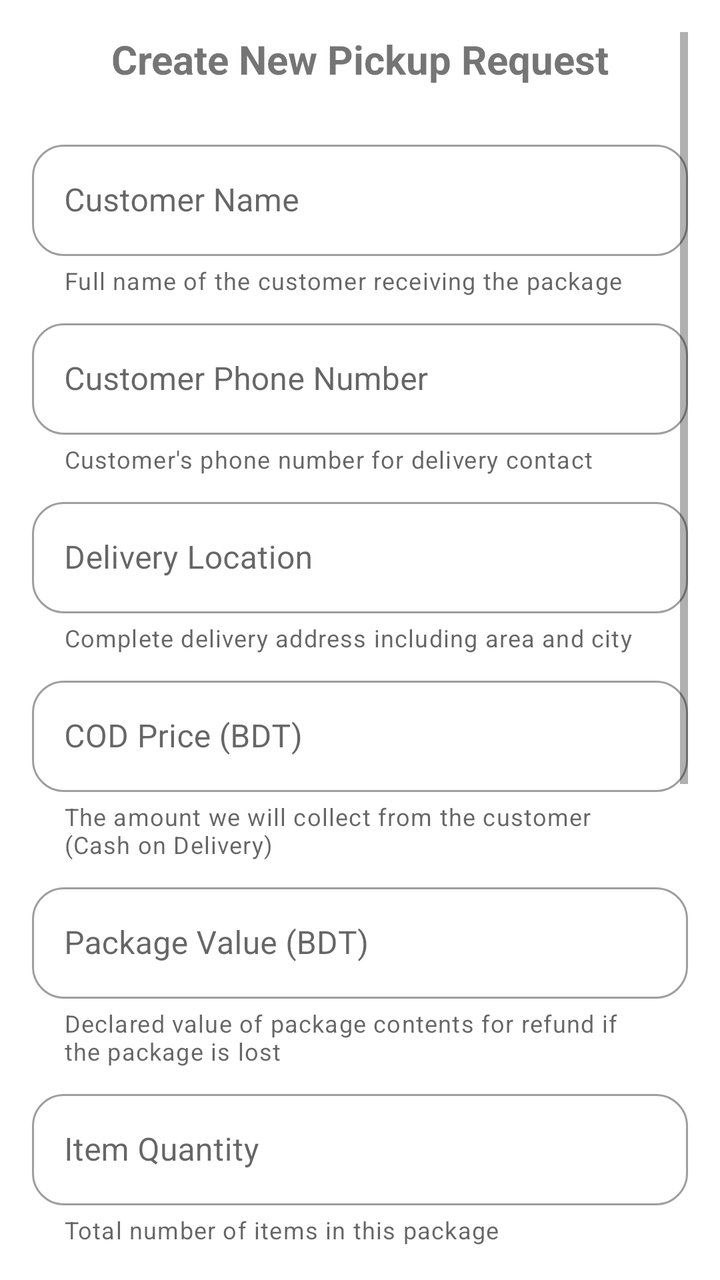
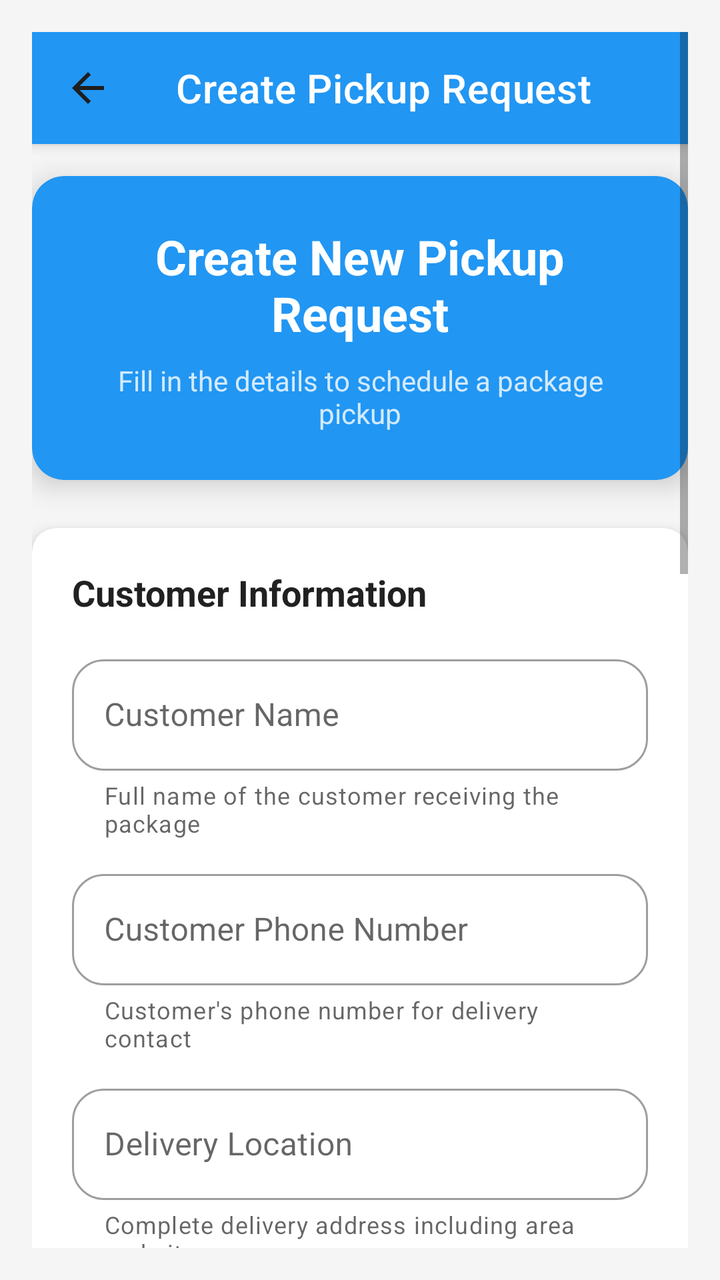

Compare the two renders of this Android layout. The source of the first and the diff that turns it into the second are given below.
<!-- AndroidManifest.xml: application theme Theme.A1Logistics -->
<!-- res/layout/activity_create_pickup.xml -->
<?xml version="1.0" encoding="utf-8"?>
<ScrollView xmlns:android="http://schemas.android.com/apk/res/android"
    xmlns:app="http://schemas.android.com/apk/res-auto"
    android:layout_width="match_parent"
    android:layout_height="match_parent"
    android:padding="16dp">

    <LinearLayout
        android:layout_width="match_parent"
        android:layout_height="wrap_content"
        android:orientation="vertical">

        <TextView
            android:layout_width="match_parent"
            android:layout_height="wrap_content"
            android:text="Create New Pickup Request"
            android:textSize="20sp"
            android:textStyle="bold"
            android:gravity="center"
            android:layout_marginBottom="24dp"/>

        <com.google.android.material.textfield.TextInputLayout
            android:layout_width="match_parent"
            android:layout_height="wrap_content"
            style="@style/Widget.MaterialComponents.TextInputLayout.OutlinedBox"
            android:layout_marginBottom="8dp"
            app:helperText="Full name of the customer receiving the package"
            app:helperTextEnabled="true">

            <com.google.android.material.textfield.TextInputEditText
                android:id="@+id/customerNameEditText"
                android:layout_width="match_parent"
                android:layout_height="wrap_content"
                android:hint="Customer Name"
                android:inputType="textCapWords"/>
        </com.google.android.material.textfield.TextInputLayout>

        <com.google.android.material.textfield.TextInputLayout
            android:layout_width="match_parent"
            android:layout_height="wrap_content"
            style="@style/Widget.MaterialComponents.TextInputLayout.OutlinedBox"
            android:layout_marginBottom="8dp"
            app:helperText="Customer's phone number for delivery contact"
            app:helperTextEnabled="true">

            <com.google.android.material.textfield.TextInputEditText
                android:id="@+id/customerNumberEditText"
                android:layout_width="match_parent"
                android:layout_height="wrap_content"
                android:hint="Customer Phone Number"
                android:inputType="phone"/>
        </com.google.android.material.textfield.TextInputLayout>

        <com.google.android.material.textfield.TextInputLayout
            android:layout_width="match_parent"
            android:layout_height="wrap_content"
            style="@style/Widget.MaterialComponents.TextInputLayout.OutlinedBox"
            android:layout_marginBottom="8dp"
            app:helperText="Complete delivery address including area and city"
            app:helperTextEnabled="true">

            <com.google.android.material.textfield.TextInputEditText
                android:id="@+id/deliveryLocationEditText"
                android:layout_width="match_parent"
                android:layout_height="wrap_content"
                android:hint="Delivery Location"
                android:inputType="textCapWords"/>
        </com.google.android.material.textfield.TextInputLayout>

        <com.google.android.material.textfield.TextInputLayout
            android:layout_width="match_parent"
            android:layout_height="wrap_content"
            style="@style/Widget.MaterialComponents.TextInputLayout.OutlinedBox"
            android:layout_marginBottom="8dp"
            app:helperText="The amount we will collect from the customer (Cash on Delivery)"
            app:helperTextEnabled="true">

            <com.google.android.material.textfield.TextInputEditText
                android:id="@+id/codPriceEditText"
                android:layout_width="match_parent"
                android:layout_height="wrap_content"
                android:hint="COD Price (BDT)"
                android:inputType="numberDecimal"/>
        </com.google.android.material.textfield.TextInputLayout>

        <com.google.android.material.textfield.TextInputLayout
            android:layout_width="match_parent"
            android:layout_height="wrap_content"
            style="@style/Widget.MaterialComponents.TextInputLayout.OutlinedBox"
            android:layout_marginBottom="8dp"
            app:helperText="Declared value of package contents for refund if the package is lost"
            app:helperTextEnabled="true">

            <com.google.android.material.textfield.TextInputEditText
                android:id="@+id/packageValueEditText"
                android:layout_width="match_parent"
                android:layout_height="wrap_content"
                android:hint="Package Value (BDT)"
                android:inputType="numberDecimal"/>
        </com.google.android.material.textfield.TextInputLayout>

        <com.google.android.material.textfield.TextInputLayout
            android:layout_width="match_parent"
            android:layout_height="wrap_content"
            style="@style/Widget.MaterialComponents.TextInputLayout.OutlinedBox"
            android:layout_marginBottom="8dp"
            app:helperText="Total number of items in this package"
            app:helperTextEnabled="true">

            <com.google.android.material.textfield.TextInputEditText
                android:id="@+id/itemQuantityEditText"
                android:layout_width="match_parent"
                android:layout_height="wrap_content"
                android:hint="Item Quantity"
                android:inputType="number"/>
        </com.google.android.material.textfield.TextInputLayout>

        <com.google.android.material.textfield.TextInputLayout
            android:layout_width="match_parent"
            android:layout_height="wrap_content"
            style="@style/Widget.MaterialComponents.TextInputLayout.OutlinedBox"
            android:layout_marginBottom="8dp"
            app:helperText="Description of package contents and any special instructions"
            app:helperTextEnabled="true">

            <com.google.android.material.textfield.TextInputEditText
                android:id="@+id/packageDetailsEditText"
                android:layout_width="match_parent"
                android:layout_height="wrap_content"
                android:hint="Package Details"
                android:inputType="textMultiLine"
                android:minLines="3"/>
        </com.google.android.material.textfield.TextInputLayout>

        <com.google.android.material.textfield.TextInputLayout
            android:layout_width="match_parent"
            android:layout_height="wrap_content"
            style="@style/Widget.MaterialComponents.TextInputLayout.OutlinedBox"
            android:layout_marginBottom="16dp"
            app:helperText="Approximate weight in kilograms (including packaging)"
            app:helperTextEnabled="true">

            <com.google.android.material.textfield.TextInputEditText
                android:id="@+id/weightEditText"
                android:layout_width="match_parent"
                android:layout_height="wrap_content"
                android:hint="Package Weight (KG)"
                android:inputType="numberDecimal"/>
        </com.google.android.material.textfield.TextInputLayout>

        <com.google.android.material.textfield.TextInputLayout
            android:layout_width="match_parent"
            android:layout_height="wrap_content"
            style="@style/Widget.MaterialComponents.TextInputLayout.OutlinedBox"
            android:layout_marginBottom="8dp"
            app:helperText="Your business address where we'll pick up the package"
            app:helperTextEnabled="true">

            <com.google.android.material.textfield.TextInputEditText
                android:id="@+id/pickupLocationEditText"
                android:layout_width="match_parent"
                android:layout_height="wrap_content"
                android:hint="Pickup Location"
                android:inputType="textCapWords"/>
        </com.google.android.material.textfield.TextInputLayout>

        <Button
            android:id="@+id/submitButton"
            android:layout_width="match_parent"
            android:layout_height="wrap_content"
            android:text="Submit Pickup Request"
            style="@style/Widget.MaterialComponents.Button"/>
    </LinearLayout>
</ScrollView>
<!-- resources referenced by this layout -->
<resources>
  <style name="Theme.A1Logistics" parent="Theme.MaterialComponents.DayNight.NoActionBar">
          
          <item name="colorPrimary">@color/sunshine_yellow</item>
          <item name="colorPrimaryVariant">@color/mustard_yellow</item>
          <item name="colorOnPrimary">@color/black</item>
          
          <item name="colorSecondary">@color/soft_peach</item>
          <item name="colorSecondaryVariant">@color/coral</item>
          <item name="colorOnSecondary">@color/black</item>
          
          <item name="android:statusBarColor">@color/mustard_yellow</item>
          
          <item name="textInputStyle">@style/CuteTextInputStyle</item>
          <item name="materialButtonStyle">@style/CuteButtonStyle</item>
          <item name="android:fontFamily">sans-serif</item> 
          <item name="fontFamily">@font/roboto</item> 
      </style>
  <color name="sunshine_yellow">#FFEB3B</color>
  <color name="mustard_yellow">#FFD600</color>
  <color name="black">#1A1A1A</color>
  <color name="soft_peach">#FFCCBC</color>
  <color name="coral">#FF8A65</color>
  <style name="CuteTextInputStyle" parent="Widget.MaterialComponents.TextInputLayout.OutlinedBox">
          <item name="boxStrokeColor">@color/sunshine_yellow</item>
          <item name="hintTextColor">@color/mustard_yellow</item>
          <item name="boxCornerRadiusTopStart">16dp</item>
          <item name="boxCornerRadiusTopEnd">16dp</item>
          <item name="boxCornerRadiusBottomStart">16dp</item>
          <item name="boxCornerRadiusBottomEnd">16dp</item>
      </style>
  <style name="CuteButtonStyle" parent="Widget.MaterialComponents.Button">
          <item name="backgroundTint">@color/sunshine_yellow</item>
          <item name="cornerRadius">20dp</item>
          <item name="android:textColor">@color/black</item>
      </style>
</resources>

<!-- the commit's change to res/layout/activity_create_pickup.xml (unified diff, before → after) -->
@@ -3,172 +3,342 @@
     xmlns:app="http://schemas.android.com/apk/res-auto"
     android:layout_width="match_parent"
     android:layout_height="match_parent"
+    android:background="@color/background"
     android:padding="16dp">
 
     <LinearLayout
         android:layout_width="match_parent"
         android:layout_height="wrap_content"
         android:orientation="vertical">
-
-        <TextView
-            android:layout_width="match_parent"
-            android:layout_height="wrap_content"
-            android:text="Create New Pickup Request"
-            android:textSize="20sp"
-            android:textStyle="bold"
-            android:gravity="center"
-            android:layout_marginBottom="24dp"/>
-
-        <com.google.android.material.textfield.TextInputLayout
-            android:layout_width="match_parent"
-            android:layout_height="wrap_content"
-            style="@style/Widget.MaterialComponents.TextInputLayout.OutlinedBox"
-            android:layout_marginBottom="8dp"
-            app:helperText="Full name of the customer receiving the package"
-            app:helperTextEnabled="true">
-
-            <com.google.android.material.textfield.TextInputEditText
-                android:id="@+id/customerNameEditText"
-                android:layout_width="match_parent"
-                android:layout_height="wrap_content"
-                android:hint="Customer Name"
-                android:inputType="textCapWords"/>
-        </com.google.android.material.textfield.TextInputLayout>
-
-        <com.google.android.material.textfield.TextInputLayout
-            android:layout_width="match_parent"
-            android:layout_height="wrap_content"
-            style="@style/Widget.MaterialComponents.TextInputLayout.OutlinedBox"
-            android:layout_marginBottom="8dp"
-            app:helperText="Customer's phone number for delivery contact"
-            app:helperTextEnabled="true">
-
-            <com.google.android.material.textfield.TextInputEditText
-                android:id="@+id/customerNumberEditText"
-                android:layout_width="match_parent"
-                android:layout_height="wrap_content"
-                android:hint="Customer Phone Number"
-                android:inputType="phone"/>
-        </com.google.android.material.textfield.TextInputLayout>
-
-        <com.google.android.material.textfield.TextInputLayout
-            android:layout_width="match_parent"
-            android:layout_height="wrap_content"
-            style="@style/Widget.MaterialComponents.TextInputLayout.OutlinedBox"
-            android:layout_marginBottom="8dp"
-            app:helperText="Complete delivery address including area and city"
-            app:helperTextEnabled="true">
-
-            <com.google.android.material.textfield.TextInputEditText
-                android:id="@+id/deliveryLocationEditText"
-                android:layout_width="match_parent"
-                android:layout_height="wrap_content"
-                android:hint="Delivery Location"
-                android:inputType="textCapWords"/>
-        </com.google.android.material.textfield.TextInputLayout>
-
-        <com.google.android.material.textfield.TextInputLayout
-            android:layout_width="match_parent"
-            android:layout_height="wrap_content"
-            style="@style/Widget.MaterialComponents.TextInputLayout.OutlinedBox"
-            android:layout_marginBottom="8dp"
-            app:helperText="The amount we will collect from the customer (Cash on Delivery)"
-            app:helperTextEnabled="true">
-
-            <com.google.android.material.textfield.TextInputEditText
-                android:id="@+id/codPriceEditText"
-                android:layout_width="match_parent"
-                android:layout_height="wrap_content"
-                android:hint="COD Price (BDT)"
-                android:inputType="numberDecimal"/>
-        </com.google.android.material.textfield.TextInputLayout>
-
-        <com.google.android.material.textfield.TextInputLayout
-            android:layout_width="match_parent"
-            android:layout_height="wrap_content"
-            style="@style/Widget.MaterialComponents.TextInputLayout.OutlinedBox"
-            android:layout_marginBottom="8dp"
-            app:helperText="Declared value of package contents for refund if the package is lost"
-            app:helperTextEnabled="true">
-
-            <com.google.android.material.textfield.TextInputEditText
-                android:id="@+id/packageValueEditText"
-                android:layout_width="match_parent"
-                android:layout_height="wrap_content"
-                android:hint="Package Value (BDT)"
-                android:inputType="numberDecimal"/>
-        </com.google.android.material.textfield.TextInputLayout>
-
-        <com.google.android.material.textfield.TextInputLayout
-            android:layout_width="match_parent"
-            android:layout_height="wrap_content"
-            style="@style/Widget.MaterialComponents.TextInputLayout.OutlinedBox"
-            android:layout_marginBottom="8dp"
-            app:helperText="Total number of items in this package"
-            app:helperTextEnabled="true">
-
-            <com.google.android.material.textfield.TextInputEditText
-                android:id="@+id/itemQuantityEditText"
-                android:layout_width="match_parent"
-                android:layout_height="wrap_content"
-                android:hint="Item Quantity"
-                android:inputType="number"/>
-        </com.google.android.material.textfield.TextInputLayout>
-
-        <com.google.android.material.textfield.TextInputLayout
-            android:layout_width="match_parent"
-            android:layout_height="wrap_content"
-            style="@style/Widget.MaterialComponents.TextInputLayout.OutlinedBox"
-            android:layout_marginBottom="8dp"
-            app:helperText="Description of package contents and any special instructions"
-            app:helperTextEnabled="true">
-
-            <com.google.android.material.textfield.TextInputEditText
-                android:id="@+id/packageDetailsEditText"
-                android:layout_width="match_parent"
-                android:layout_height="wrap_content"
-                android:hint="Package Details"
-                android:inputType="textMultiLine"
-                android:minLines="3"/>
-        </com.google.android.material.textfield.TextInputLayout>
-
-        <com.google.android.material.textfield.TextInputLayout
-            android:layout_width="match_parent"
-            android:layout_height="wrap_content"
-            style="@style/Widget.MaterialComponents.TextInputLayout.OutlinedBox"
+        
+        <com.google.android.material.appbar.MaterialToolbar
+            android:id="@+id/toolbar"
+            android:layout_width="match_parent"
+            android:layout_height="?attr/actionBarSize"
+            android:background="@color/primary_color"
+            app:title="Create Pickup Request"
+            app:navigationIcon="@drawable/ic_arrow_back"
+            android:elevation="4dp"
+            app:titleTextColor="@android:color/white"
+            android:layout_marginBottom="16dp"/>
+
+        
+        <androidx.cardview.widget.CardView
+            android:layout_width="match_parent"
+            android:layout_height="wrap_content"
+            android:layout_marginBottom="24dp"
+            app:cardCornerRadius="16dp"
+            app:cardElevation="8dp"
+            android:backgroundTint="@color/primary_color">
+
+            <LinearLayout
+                android:layout_width="match_parent"
+                android:layout_height="wrap_content"
+                android:orientation="vertical"
+                android:padding="24dp">
+
+                <TextView
+                    android:layout_width="match_parent"
+                    android:layout_height="wrap_content"
+                    android:text="Create New Pickup Request"
+                    android:textSize="24sp"
+                    android:textStyle="bold"
+                    android:gravity="center"
+                    android:textColor="@android:color/white"/>
+
+                <TextView
+                    android:layout_width="match_parent"
+                    android:layout_height="wrap_content"
+                    android:text="Fill in the details to schedule a package pickup"
+                    android:textSize="14sp"
+                    android:gravity="center"
+                    android:textColor="#CCFFFFFF"
+                    android:layout_marginTop="8dp"/>
+
+            </LinearLayout>
+        </androidx.cardview.widget.CardView>
+
+        
+        <androidx.cardview.widget.CardView
+            android:layout_width="match_parent"
+            android:layout_height="wrap_content"
             android:layout_marginBottom="16dp"
-            app:helperText="Approximate weight in kilograms (including packaging)"
-            app:helperTextEnabled="true">
-
-            <com.google.android.material.textfield.TextInputEditText
-                android:id="@+id/weightEditText"
-                android:layout_width="match_parent"
-                android:layout_height="wrap_content"
-                android:hint="Package Weight (KG)"
-                android:inputType="numberDecimal"/>
-        </com.google.android.material.textfield.TextInputLayout>
-
-        <com.google.android.material.textfield.TextInputLayout
-            android:layout_width="match_parent"
-            android:layout_height="wrap_content"
-            style="@style/Widget.MaterialComponents.TextInputLayout.OutlinedBox"
-            android:layout_marginBottom="8dp"
-            app:helperText="Your business address where we'll pick up the package"
-            app:helperTextEnabled="true">
-
-            <com.google.android.material.textfield.TextInputEditText
-                android:id="@+id/pickupLocationEditText"
-                android:layout_width="match_parent"
-                android:layout_height="wrap_content"
-                android:hint="Pickup Location"
-                android:inputType="textCapWords"/>
-        </com.google.android.material.textfield.TextInputLayout>
-
-        <Button
-            android:id="@+id/submitButton"
-            android:layout_width="match_parent"
-            android:layout_height="wrap_content"
-            android:text="Submit Pickup Request"
-            style="@style/Widget.MaterialComponents.Button"/>
+            app:cardCornerRadius="12dp"
+            app:cardElevation="4dp">
+
+            <LinearLayout
+                android:layout_width="match_parent"
+                android:layout_height="wrap_content"
+                android:orientation="vertical"
+                android:padding="20dp">
+
+                <TextView
+                    android:layout_width="match_parent"
+                    android:layout_height="wrap_content"
+                    android:text="Customer Information"
+                    android:textSize="18sp"
+                    android:textStyle="bold"
+                    android:textColor="@color/text_primary"
+                    android:layout_marginBottom="16dp"/>
+
+                <com.google.android.material.textfield.TextInputLayout
+                    android:layout_width="match_parent"
+                    android:layout_height="wrap_content"
+                    style="@style/Widget.MaterialComponents.TextInputLayout.OutlinedBox"
+                    android:layout_marginBottom="12dp"
+                    app:helperText="Full name of the customer receiving the package"
+                    app:helperTextEnabled="true">
+
+                    <com.google.android.material.textfield.TextInputEditText
+                        android:id="@+id/customerNameEditText"
+                        android:layout_width="match_parent"
+                        android:layout_height="wrap_content"
+                        android:hint="Customer Name"
+                        android:inputType="textCapWords"/>
+                </com.google.android.material.textfield.TextInputLayout>
+
+                <com.google.android.material.textfield.TextInputLayout
+                    android:layout_width="match_parent"
+                    android:layout_height="wrap_content"
+                    style="@style/Widget.MaterialComponents.TextInputLayout.OutlinedBox"
+                    android:layout_marginBottom="12dp"
+                    app:helperText="Customer's phone number for delivery contact"
+                    app:helperTextEnabled="true">
+
+                    <com.google.android.material.textfield.TextInputEditText
+                        android:id="@+id/customerNumberEditText"
+                        android:layout_width="match_parent"
+                        android:layout_height="wrap_content"
+                        android:hint="Customer Phone Number"
+                        android:inputType="phone"/>
+                </com.google.android.material.textfield.TextInputLayout>
+
+                <com.google.android.material.textfield.TextInputLayout
+                    android:layout_width="match_parent"
+                    android:layout_height="wrap_content"
+                    style="@style/Widget.MaterialComponents.TextInputLayout.OutlinedBox"
+                    android:layout_marginBottom="8dp"
+                    app:helperText="Complete delivery address including area and city"
+                    app:helperTextEnabled="true">
+
+                    <com.google.android.material.textfield.TextInputEditText
+                        android:id="@+id/deliveryLocationEditText"
+                        android:layout_width="match_parent"
+                        android:layout_height="wrap_content"
+                        android:hint="Delivery Location"
+                        android:inputType="textCapWords"/>
+                </com.google.android.material.textfield.TextInputLayout>
+
+            </LinearLayout>
+        </androidx.cardview.widget.CardView>
+
+        
+        <androidx.cardview.widget.CardView
+            android:layout_width="match_parent"
+            android:layout_height="wrap_content"
+            android:layout_marginBottom="16dp"
+            app:cardCornerRadius="12dp"
+            app:cardElevation="4dp">
+
+            <LinearLayout
+                android:layout_width="match_parent"
+                android:layout_height="wrap_content"
+                android:orientation="vertical"
+                android:padding="20dp">
+
+                <TextView
+                    android:layout_width="match_parent"
+                    android:layout_height="wrap_content"
+                    android:text="Package Details"
+                    android:textSize="18sp"
+                    android:textStyle="bold"
+                    android:textColor="@color/text_primary"
+                    android:layout_marginBottom="16dp"/>
+
+                <LinearLayout
+                    android:layout_width="match_parent"
+                    android:layout_height="wrap_content"
+                    android:orientation="horizontal"
+                    android:weightSum="2">
+
+                    <com.google.android.material.textfield.TextInputLayout
+                        android:layout_width="0dp"
+                        android:layout_height="wrap_content"
+                        android:layout_weight="1"
+                        android:layout_marginEnd="8dp"
+                        style="@style/Widget.MaterialComponents.TextInputLayout.OutlinedBox"
+                        android:layout_marginBottom="12dp"
+                        app:helperText="COD Amount (BDT)"
+                        app:helperTextEnabled="true">
+
+                        <com.google.android.material.textfield.TextInputEditText
+                            android:id="@+id/codPriceEditText"
+                            android:layout_width="match_parent"
+                            android:layout_height="wrap_content"
+                            android:hint="COD Price"
+                            android:inputType="numberDecimal"/>
+                    </com.google.android.material.textfield.TextInputLayout>
+
+                    <com.google.android.material.textfield.TextInputLayout
+                        android:layout_width="0dp"
+                        android:layout_height="wrap_content"
+                        android:layout_weight="1"
+                        android:layout_marginStart="8dp"
+                        style="@style/Widget.MaterialComponents.TextInputLayout.OutlinedBox"
+                        android:layout_marginBottom="12dp"
+                        app:helperText="Package Value (BDT)"
+                        app:helperTextEnabled="true">
+
+                        <com.google.android.material.textfield.TextInputEditText
+                            android:id="@+id/packageValueEditText"
+                            android:layout_width="match_parent"
+                            android:layout_height="wrap_content"
+                            android:hint="Package Value"
+                            android:inputType="numberDecimal"/>
+                    </com.google.android.material.textfield.TextInputLayout>
+                </LinearLayout>
+
+                <LinearLayout
+                    android:layout_width="match_parent"
+                    android:layout_height="wrap_content"
+                    android:orientation="horizontal"
+                    android:weightSum="2">
+
+                    <com.google.android.material.textfield.TextInputLayout
+                        android:layout_width="0dp"
+                        android:layout_height="wrap_content"
+                        android:layout_weight="1"
+                        android:layout_marginEnd="8dp"
+                        style="@style/Widget.MaterialComponents.TextInputLayout.OutlinedBox"
+                        android:layout_marginBottom="12dp"
+                        app:helperText="Item Quantity"
+                        app:helperTextEnabled="true">
+
+                        <com.google.android.material.textfield.TextInputEditText
+                            android:id="@+id/itemQuantityEditText"
+                            android:layout_width="match_parent"
+                            android:layout_height="wrap_content"
+                            android:hint="Quantity"
+                            android:inputType="number"/>
+                    </com.google.android.material.textfield.TextInputLayout>
+
+                    <com.google.android.material.textfield.TextInputLayout
+                        android:layout_width="0dp"
+                        android:layout_height="wrap_content"
+                        android:layout_weight="1"
+                        android:layout_marginStart="8dp"
+                        style="@style/Widget.MaterialComponents.TextInputLayout.OutlinedBox"
+                        android:layout_marginBottom="12dp"
+                        app:helperText="Weight (KG)"
+                        app:helperTextEnabled="true">
+
+                        <com.google.android.material.textfield.TextInputEditText
+                            android:id="@+id/weightEditText"
+                            android:layout_width="match_parent"
+                            android:layout_height="wrap_content"
+                            android:hint="Weight"
+                            android:inputType="numberDecimal"/>
+                    </com.google.android.material.textfield.TextInputLayout>
+                </LinearLayout>
+
+                <com.google.android.material.textfield.TextInputLayout
+                    android:layout_width="match_parent"
+                    android:layout_height="wrap_content"
+                    style="@style/Widget.MaterialComponents.TextInputLayout.OutlinedBox"
+                    android:layout_marginBottom="8dp"
+                    app:helperText="Description of package contents and any special instructions"
+                    app:helperTextEnabled="true">
+
+                    <com.google.android.material.textfield.TextInputEditText
+                        android:id="@+id/packageDetailsEditText"
+                        android:layout_width="match_parent"
+                        android:layout_height="wrap_content"
+                        android:hint="Package Details &amp; Instructions"
+                        android:inputType="textMultiLine"
+                        android:minLines="3"/>
+                </com.google.android.material.textfield.TextInputLayout>
+
+            </LinearLayout>
+        </androidx.cardview.widget.CardView>
+
+        
+        <androidx.cardview.widget.CardView
+            android:layout_width="match_parent"
+            android:layout_height="wrap_content"
+            android:layout_marginBottom="24dp"
+            app:cardCornerRadius="12dp"
+            app:cardElevation="4dp">
+
+            <LinearLayout
+                android:layout_width="match_parent"
+                android:layout_height="wrap_content"
+                android:orientation="vertical"
+                android:padding="20dp">
+
+                <TextView
+                    android:layout_width="match_parent"
+                    android:layout_height="wrap_content"
+                    android:text="Pickup Information"
+                    android:textSize="18sp"
+                    android:textStyle="bold"
+                    android:textColor="@color/text_primary"
+                    android:layout_marginBottom="16dp"/>
+
+                <com.google.android.material.textfield.TextInputLayout
+                    android:layout_width="match_parent"
+                    android:layout_height="wrap_content"
+                    style="@style/Widget.MaterialComponents.TextInputLayout.OutlinedBox"
+                    android:layout_marginBottom="8dp"
+                    app:helperText="Your business address where we'll pick up the package"
+                    app:helperTextEnabled="true">
+
+                    <com.google.android.material.textfield.TextInputEditText
+                        android:id="@+id/pickupLocationEditText"
+                        android:layout_width="match_parent"
+                        android:layout_height="wrap_content"
+                        android:hint="Pickup Location"
+                        android:inputType="textCapWords"/>
+                </com.google.android.material.textfield.TextInputLayout>
+
+            </LinearLayout>
+        </androidx.cardview.widget.CardView>
+
+        
+        <androidx.cardview.widget.CardView
+            android:layout_width="match_parent"
+            android:layout_height="wrap_content"
+            app:cardCornerRadius="12dp"
+            app:cardElevation="6dp"
+            android:backgroundTint="@color/primary_color">
+
+            <LinearLayout
+                android:layout_width="match_parent"
+                android:layout_height="wrap_content"
+                android:orientation="vertical"
+                android:padding="20dp">
+
+                <com.google.android.material.button.MaterialButton
+                    android:id="@+id/submitButton"
+                    android:layout_width="match_parent"
+                    android:layout_height="wrap_content"
+                    android:text="Submit Pickup Request"
+                    android:textSize="16sp"
+                    android:textStyle="bold"
+                    style="@style/Widget.Material3.Button"
+                    android:backgroundTint="@android:color/white"
+                    android:textColor="@color/primary_color"/>
+
+                <TextView
+                    android:layout_width="match_parent"
+                    android:layout_height="wrap_content"
+                    android:text="We'll contact you shortly to confirm pickup time"
+                    android:textSize="12sp"
+                    android:gravity="center"
+                    android:textColor="#CCFFFFFF"
+                    android:layout_marginTop="8dp"/>
+
+            </LinearLayout>
+        </androidx.cardview.widget.CardView>
+
     </LinearLayout>
 </ScrollView>
<!-- resource entries referenced after the edit -->
@@ -1,5 +1,18 @@
 <!-- resources referenced by this layout -->
 <resources>
+  <color name="background">#F5F5F5</color>
+  <color name="primary_color">#2196F3</color>
+  <color name="text_primary">#212121</color>
+  <!-- drawable ic_arrow_back (drawable) -->
+  <vector xmlns:android="http://schemas.android.com/apk/res/android"
+      android:width="24dp"
+      android:height="24dp"
+      android:viewportWidth="960"
+      android:viewportHeight="960">
+    <path
+        android:pathData="m313,520 l224,224 -57,56 -320,-320 320,-320 57,56 -224,224h487v80L313,520Z"
+        android:fillColor="#1f1f1f"/>
+  </vector>
   <style name="Theme.A1Logistics" parent="Theme.MaterialComponents.DayNight.NoActionBar">
           
           <item name="colorPrimary">@color/sunshine_yellow</item>
